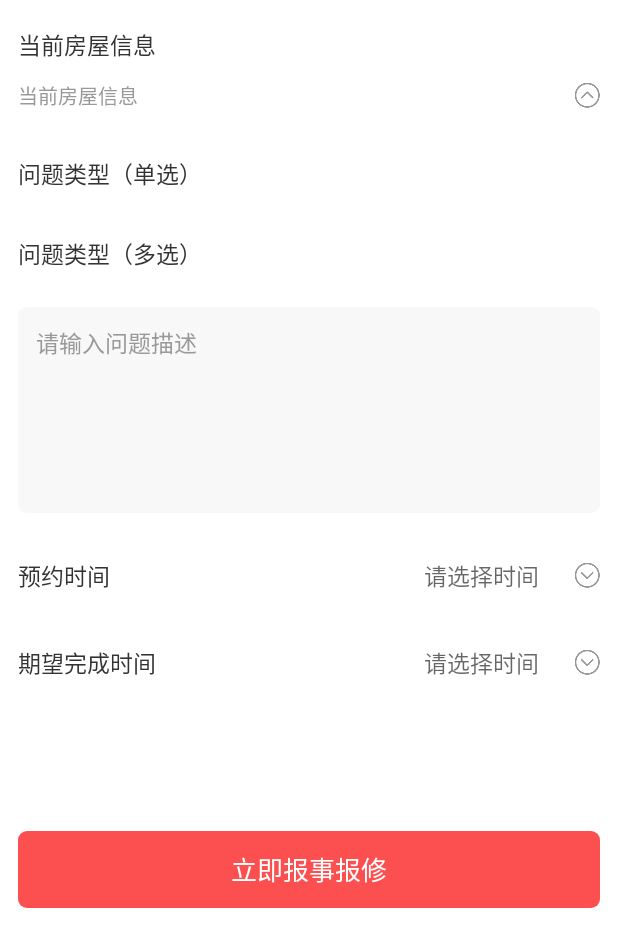
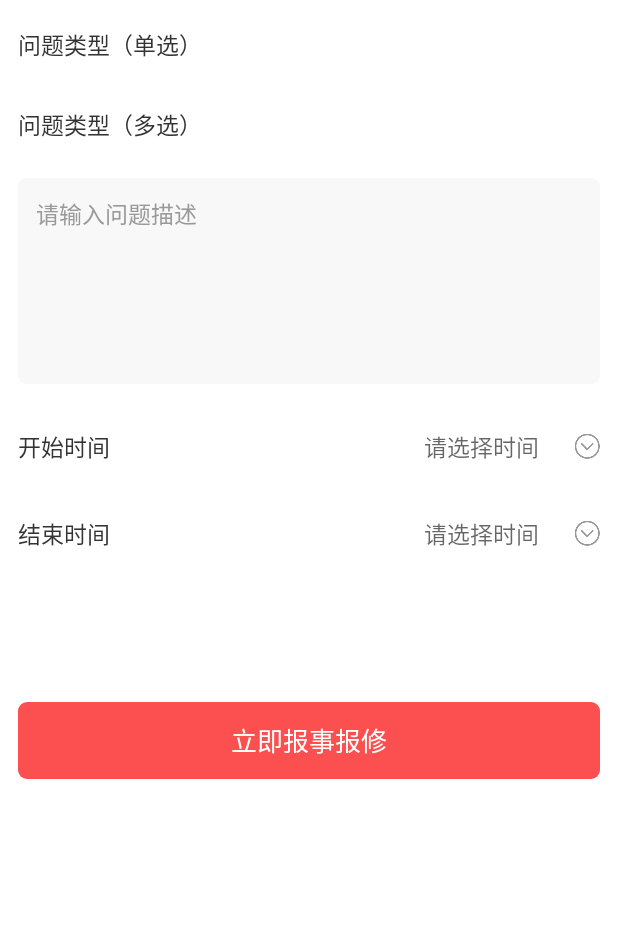
Before and after one commit to xiaoshubin/JustForCopy, an Android app: the layout activity_report_repair.xml on its own in the app's theme, with its tools: preview values and no code run, on a phone screen of 412 x 824 dp. Shown: the top 947 px of the screen. Run offline under Robolectric (Android 15) with nearby library versions, the phone set to English and light mode, and no system bars.

Commit message:
时间选择器

```diff
--- a/app/src/main/java/com/smallcake/temp/fragment/ListFragment.kt
+++ b/app/src/main/java/com/smallcake/temp/fragment/ListFragment.kt
@@ -112,11 +112,9 @@ class ListFragment: BaseBindFragment<FragmentListBinding>() {
         val picker = TimePickerBuilder(requireContext()) { date, _ ->
             val showStr = TimeUtils.timeToStr((date.time/1000).toInt(),"yyyy-MM-dd HH:mm")
             bind.tvYmdhm.text = showStr
-
         }.setType(showTypes)
             .setupDefault()
             .build()
-
         picker.setTitleText("时间选择")
         picker.show(true)
     }
--- a/app/src/main/res/layout/activity_report_repair.xml
+++ b/app/src/main/res/layout/activity_report_repair.xml
@@ -11,28 +11,6 @@
         android:layout_width="match_parent"
         android:layout_height="match_parent">
 
-
-    <TextView
-        android:layout_width="match_parent"
-        android:layout_height="wrap_content"
-        android:layout_marginTop="6dp"
-        android:background="@color/white"
-        android:paddingLeft="12dp"
-        android:paddingTop="12dp"
-        android:paddingRight="12dp"
-        android:text="当前房屋信息"
-        android:textColor="@color/titleColor"
-        android:textSize="15sp" />
-
-    <TextView
-        android:layout_width="match_parent"
-        android:layout_height="wrap_content"
-        android:background="@color/white"
-        android:drawableRight="@mipmap/ic_txt_arrow_up"
-        android:padding="12dp"
-        android:text="当前房屋信息"
-        android:textColor="@color/text_gray"
-        android:textSize="13sp" />
 
     <TextView
         android:layout_width="match_parent"
@@ -102,19 +80,19 @@
         <TextView
             android:layout_width="wrap_content"
             android:layout_height="wrap_content"
-            android:text="预约时间"
+            android:text="开始时间"
             android:textColor="#ff333333"
             android:textSize="15sp"
             />
         <TextView
-            android:id="@+id/tv_select_time"
+            android:id="@+id/tv_start_time"
             android:drawablePadding="24dp"
             android:gravity="right|center_vertical"
             android:drawableRight="@mipmap/ic_txt_arrow_down"
             android:layout_weight="1"
             android:layout_width="0dp"
             android:layout_height="match_parent"
-            android:hint=" 请选择时间"
+            android:hint="请选择时间"
             android:textColor="@color/titleColor"
             android:textSize="15sp"
             />
@@ -131,12 +109,12 @@
         <TextView
             android:layout_width="wrap_content"
             android:layout_height="wrap_content"
-            android:text="期望完成时间"
+            android:text="结束时间"
             android:textColor="#ff333333"
             android:textSize="15sp"
             />
         <TextView
-            android:id="@+id/tv_select_expect_time"
+            android:id="@+id/tv_end_time"
             android:drawablePadding="24dp"
             android:gravity="right|center_vertical"
             android:drawableRight="@mipmap/ic_txt_arrow_down"
```
Also changed, not shown: app/src/main/java/com/smallcake/temp/ui/ReportRepairActivity.kt (+26 -21 lines), app/src/main/java/com/smallcake/temp/utils/PopShowUtils.kt (added, +30 -0 lines).
